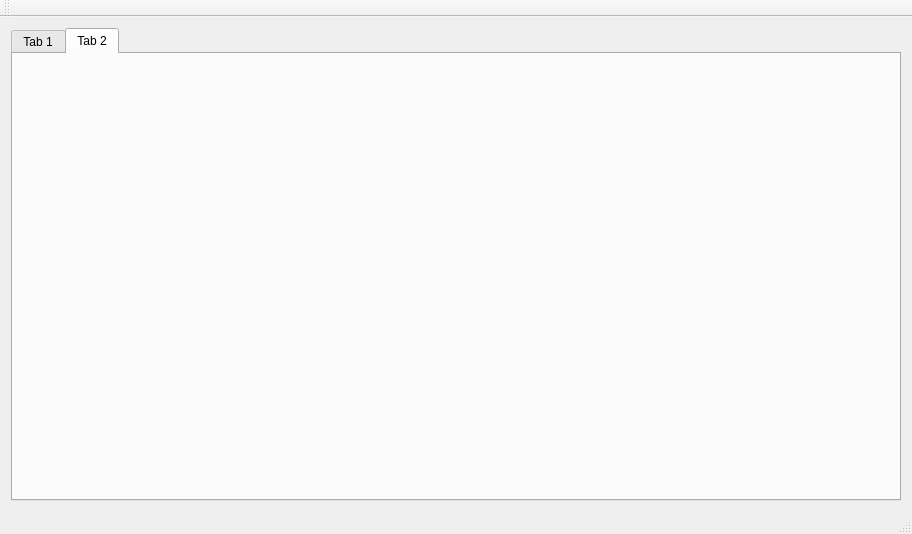
The window that mainwindow.ui (dsarrut/btm) describes before a commit, drawn with Qt 5.
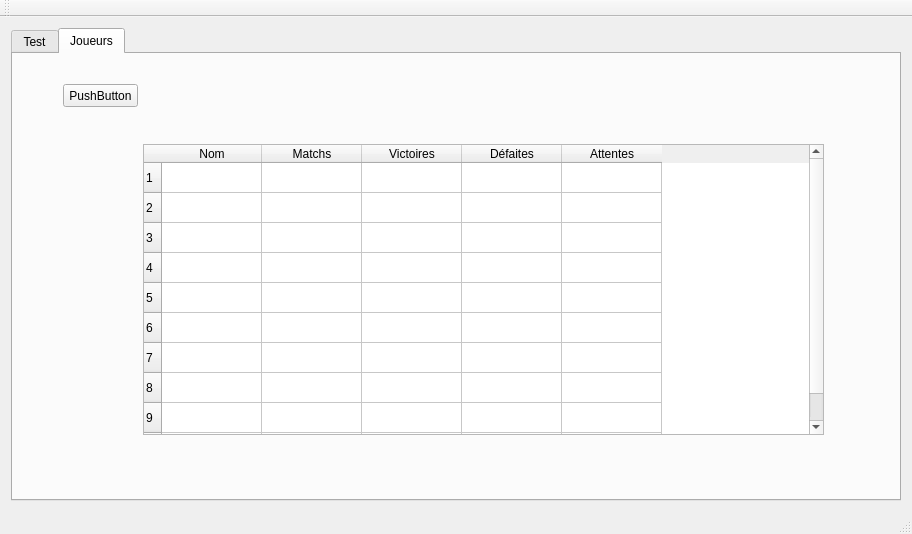
The same window after the commit. The open tabs and pages were chosen to show the change.

Commit message: add table (not working yet)

The edit to the form file:
```diff
--- a/mainwindow.ui
+++ b/mainwindow.ui
@@ -19,7 +19,7 @@
      <widget class="QTabWidget" name="tabWidget">
       <widget class="QWidget" name="tab">
        <attribute name="title">
-        <string>Tab 1</string>
+        <string>Test</string>
        </attribute>
        <layout class="QHBoxLayout" name="horizontalLayout">
         <item>
@@ -79,8 +79,81 @@
       </widget>
       <widget class="QWidget" name="tab_2">
        <attribute name="title">
-        <string>Tab 2</string>
+        <string>Joueurs</string>
        </attribute>
+       <widget class="QTableWidget" name="tablePlayers">
+        <property name="geometry">
+         <rect>
+          <x>130</x>
+          <y>90</y>
+          <width>681</width>
+          <height>291</height>
+         </rect>
+        </property>
+        <property name="sortingEnabled">
+         <bool>true</bool>
+        </property>
+        <property name="rowCount">
+         <number>10</number>
+        </property>
+        <property name="columnCount">
+         <number>5</number>
+        </property>
+        <attribute name="horizontalHeaderShowSortIndicator" stdset="0">
+         <bool>true</bool>
+        </attribute>
+        <attribute name="verticalHeaderShowSortIndicator" stdset="0">
+         <bool>false</bool>
+        </attribute>
+        <row/>
+        <row/>
+        <row/>
+        <row/>
+        <row/>
+        <row/>
+        <row/>
+        <row/>
+        <row/>
+        <row/>
+        <column>
+         <property name="text">
+          <string>Nom</string>
+         </property>
+        </column>
+        <column>
+         <property name="text">
+          <string>Matchs</string>
+         </property>
+        </column>
+        <column>
+         <property name="text">
+          <string>Victoires</string>
+         </property>
+        </column>
+        <column>
+         <property name="text">
+          <string>Défaites</string>
+         </property>
+        </column>
+        <column>
+         <property name="text">
+          <string>Attentes</string>
+         </property>
+        </column>
+       </widget>
+       <widget class="QPushButton" name="pushButton_2">
+        <property name="geometry">
+         <rect>
+          <x>50</x>
+          <y>30</y>
+          <width>75</width>
+          <height>23</height>
+         </rect>
+        </property>
+        <property name="text">
+         <string>PushButton</string>
+        </property>
+       </widget>
       </widget>
      </widget>
     </item>
```
Left out of the diff: 5 changed lines with no effect on the pictures. The commit also changes 8 other files.
